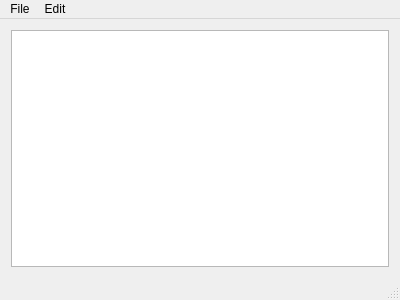
roman-zm/qBackup, file mainwindow.ui: the form before one commit.
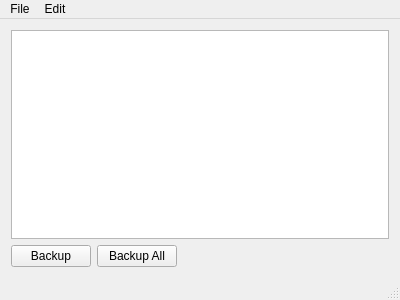
The form after the commit.

What changed in the file:
```diff
--- a/mainwindow.ui
+++ b/mainwindow.ui
@@ -15,9 +15,36 @@
   </property>
   <widget class="QWidget" name="centralWidget">
    <layout class="QGridLayout" name="gridLayout">
-    <item row="0" column="0">
+    <item row="0" column="0" colspan="3">
      <widget class="QListWidget" name="backupsList"/>
     </item>
+    <item row="1" column="0">
+     <widget class="QPushButton" name="runBackupButton">
+      <property name="text">
+       <string>Backup</string>
+      </property>
+     </widget>
+    </item>
+    <item row="1" column="2">
+     <spacer name="horizontalSpacer">
+      <property name="orientation">
+       <enum>Qt::Horizontal</enum>
+      </property>
+      <property name="sizeHint" stdset="0">
+       <size>
+        <width>40</width>
+        <height>20</height>
+       </size>
+      </property>
+     </spacer>
+    </item>
+    <item row="1" column="1">
+     <widget class="QPushButton" name="pushButton">
+      <property name="text">
+       <string>Backup All</string>
+      </property>
+     </widget>
+    </item>
    </layout>
   </widget>
   <widget class="QMenuBar" name="menuBar">
```
